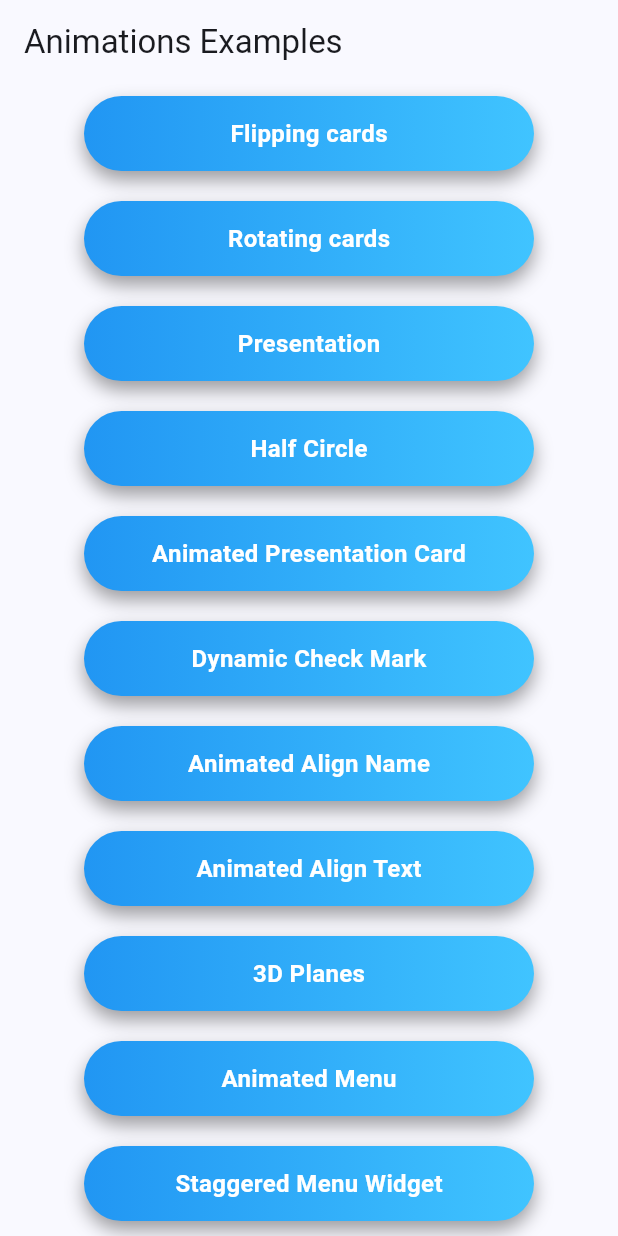
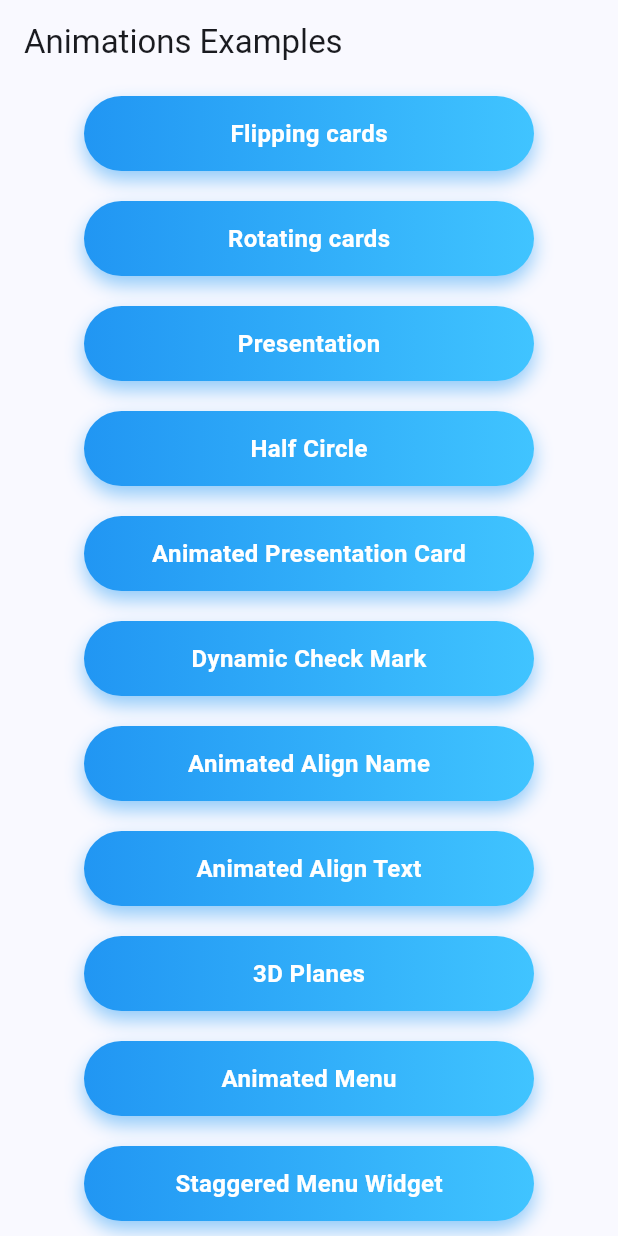
Before and after one commit to hydev777/wt-flutter-samples, a Flutter app: the screen it shows after launch, on a phone screen of 412 x 824 dp. Run offline on Flutter 3.47's test engine with Material 3 defaults, Android fonts, the phone set to English and light mode, and no system bars.

Commit message:
Changed shadow color

```diff
--- a/lib/main.dart
+++ b/lib/main.dart
@@ -143,10 +143,10 @@ class _CustomButton extends StatelessWidget {
         alignment: Alignment.center,
         decoration: BoxDecoration(
           borderRadius: BorderRadius.circular(40),
-          boxShadow: const [
+          boxShadow: [
             BoxShadow(
-              color: Colors.black38,
-              offset: Offset(0, 6),
+              color: Colors.blue[200]!,
+              offset: const Offset(0, 6),
               blurRadius: 10,
               spreadRadius: 0,
             )
```
